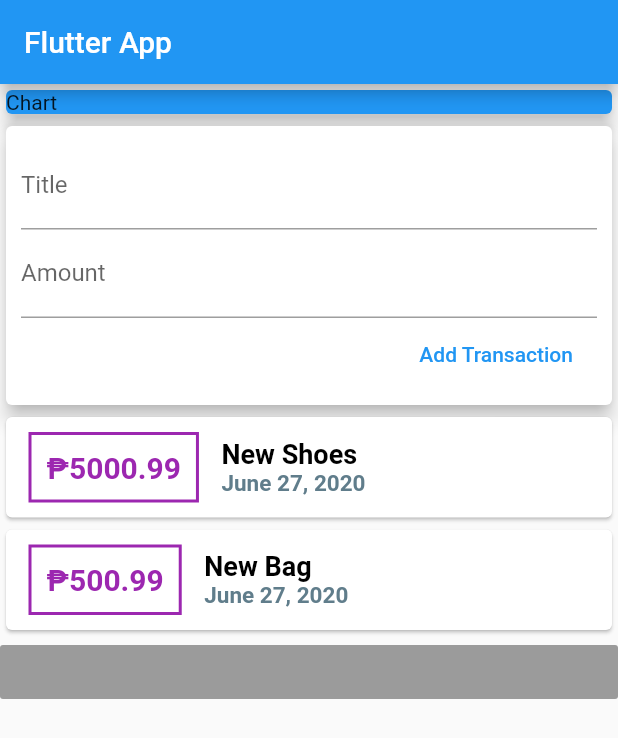
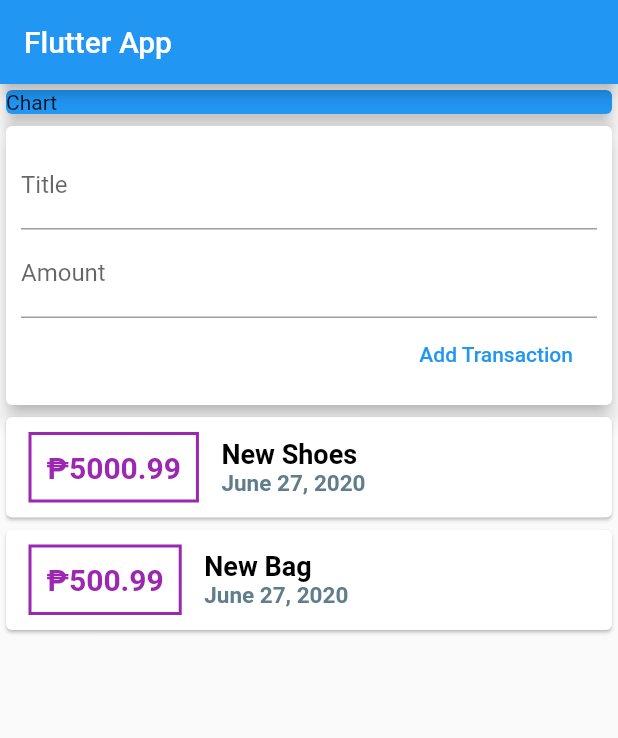
Before and after one commit to Ejcobero/My-expense, a Flutter app: the screen it shows after launch, after a tap on "Add Transaction", on a phone screen of 412 x 824 dp. Shown: the top 738 px of the screen. Run offline on Flutter 3.47's test engine with Material 2 defaults, Android fonts, the phone set to English and light mode, and no system bars.

```diff
--- a/lib/main.dart
+++ b/lib/main.dart
@@ -1,7 +1,5 @@
+import './widgets/user_transactions.dart';
 import 'package:flutter/material.dart';
-import 'package:intl/intl.dart';
-
-import './transaction.dart';
 
 void main() {
   runApp(MyApp());
@@ -18,21 +16,6 @@ class MyApp extends StatelessWidget {
 }
 
 class MyHomePage extends StatelessWidget {
-  final List<Transaction> transactions = [
-    Transaction(
-      id: 't1',
-      title: 'New Shoes',
-      amount: 5000.99,
-      date: DateTime.now(),
-    ),
-    Transaction(
-      id: 't2',
-      title: 'New Bag',
-      amount: 500.99,
-      date: DateTime.now(),
-    ),
-  ];
-
   // String titleInput;
   // String amountInput;
 
@@ -57,92 +40,7 @@ class MyHomePage extends StatelessWidget {
               color: Colors.blue,
             ),
           ),
-          Card(
-            elevation: 5,
-            child: Container(
-              padding: EdgeInsets.all(10),
-              child: Column(
-                crossAxisAlignment: CrossAxisAlignment.end,
-                children: <Widget>[
-                  TextField(
-                    decoration: InputDecoration(labelText: 'Title'),
-                    controller: titleController,
-                    // onChanged: (val) {
-                    //   titleInput = val;
-                    // },
-                  ),
-                  TextField(
-                    decoration: InputDecoration(labelText: 'Amount'),
-                    controller: amountController,
-                    // onChanged: (val) {
-                    //   amountInput = val;
-                    // },
-                  ),
-                  FlatButton(
-                    child: Text('Add Transaction'),
-                    textColor: Colors.blue,
-                    onPressed: () {
-                      print(titleController.text);
-                      print(amountController.text);
-                    },
-                  )
-                ],
-              ),
-            ),
-          ),
-          Column(
-            children: transactions.map((transact) {
-              return Card(
-                child: Row(
-                  children: <Widget>[
-                    Container(
-                      margin: EdgeInsets.symmetric(
-                        vertical: 10,
-                        horizontal: 15,
-                      ),
-                      decoration: BoxDecoration(
-                        border: Border.all(
-                          color: Colors.purple,
-                          width: 2,
-                        ),
-                      ),
-                      padding: EdgeInsets.all(10),
-                      child: Text(
-                        '₱' + transact.amount.toString(),
-                        style: TextStyle(
-                          fontWeight: FontWeight.bold,
-                          fontSize: 20,
-                          color: Colors.purple,
-                        ),
-                      ),
-                    ),
-                    Column(
-                      crossAxisAlignment: CrossAxisAlignment.start,
-                      children: <Widget>[
-                        Text(
-                          transact.title,
-                          style: TextStyle(
-                            fontWeight: FontWeight.bold,
-                            fontSize: 18,
-                            color: Colors.black,
-                          ),
-                        ),
-                        Text(
-                          DateFormat('MMMM dd, yyyy').format(transact.date),
-                          style: TextStyle(
-                            fontWeight: FontWeight.bold,
-                            fontSize: 15,
-                            color: Colors.blueGrey[500],
-                          ),
-                        ),
-                      ],
-                    )
-                  ],
-                ),
-              );
-            }).toList(),
-          ),
-          RaisedButton(onPressed: null)
+          UserTransaction(),
         ],
       ),
     );
--- a/lib/transaction_list.dart
+++ /dev/null
@@ -1,9 +0,0 @@
-import 'package:flutter/material.dart';
-class TransactionList extends StatelessWidget {
-  @override
-  Widget build(BuildContext context) {
-    return Container(
-
-    );
-  }
-}
--- /dev/null
+++ b/lib/widgets/new_transactions.dart
@@ -0,0 +1,48 @@
+import 'package:flutter/material.dart';
+
+class NewTransaction extends StatelessWidget {
+  final titleController = TextEditingController();
+  final amountController = TextEditingController();
+  final Function addTransaction;
+
+  NewTransaction(this.addTransaction);
+
+  @override
+  Widget build(BuildContext context) {
+    return Card(
+      elevation: 5,
+      child: Container(
+        padding: EdgeInsets.all(10),
+        child: Column(
+          crossAxisAlignment: CrossAxisAlignment.end,
+          children: <Widget>[
+            TextField(
+              decoration: InputDecoration(labelText: 'Title'),
+              controller: titleController,
+              // onChanged: (val) {
+              //   titleInput = val;
+              // },
+            ),
+            TextField(
+              decoration: InputDecoration(labelText: 'Amount'),
+              controller: amountController,
+              // onChanged: (val) {
+              //   amountInput = val;
+              // },
+            ),
+            FlatButton(
+              child: Text('Add Transaction'),
+              textColor: Colors.blue,
+              onPressed: () {
+                addTransaction(
+                  titleController.text,
+                  double.parse(amountController.text),
+                );
+              },
+            )
+          ],
+        ),
+      ),
+    );
+  }
+}
```
Also changed, not shown: lib/models/transaction.dart (renamed from lib/transaction.dart).
